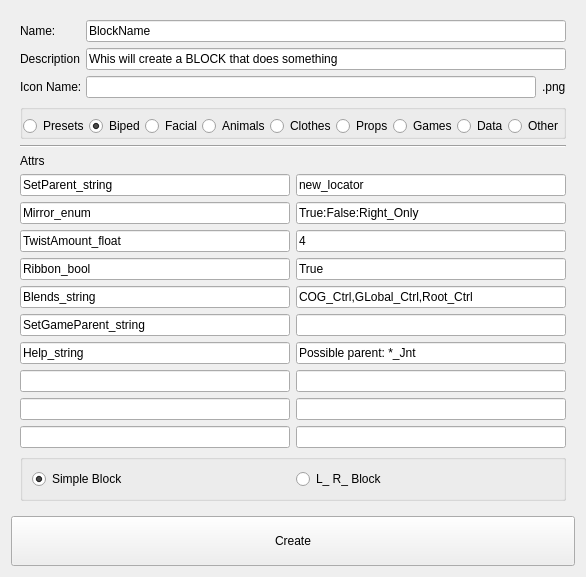
The window that UI/BlockBuilder/blockBuilder.ui (RenderDeMartes/Mutant_Tools) describes before a commit, drawn with Qt 5.
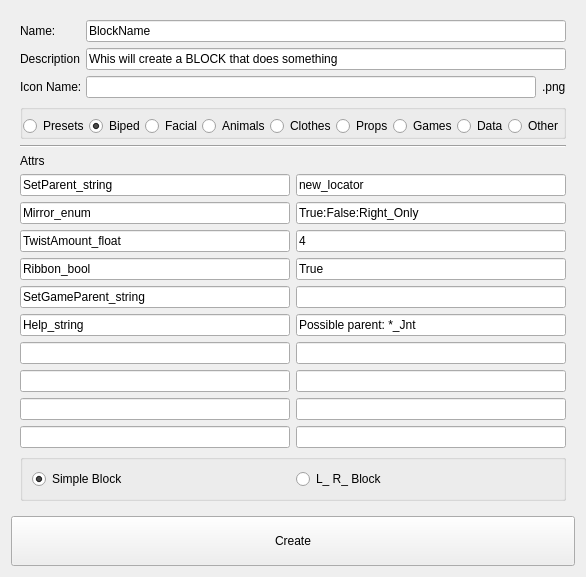
The same window after the commit.

Commit message: missing blocks

Diff of the .ui file:
```diff
--- a/UI/BlockBuilder/blockBuilder.ui
+++ b/UI/BlockBuilder/blockBuilder.ui
@@ -313,14 +313,14 @@
         <item>
          <widget class="QLineEdit" name="attr_name_5">
           <property name="text">
-           <string>Blends_string</string>
+           <string>SetGameParent_string</string>
           </property>
          </widget>
         </item>
         <item>
          <widget class="QLineEdit" name="attr_settings_5">
           <property name="text">
-           <string>COG_Ctrl,GLobal_Ctrl,Root_Ctrl</string>
+           <string/>
           </property>
          </widget>
         </item>
@@ -331,12 +331,16 @@
         <item>
          <widget class="QLineEdit" name="attr_name_6">
           <property name="text">
-           <string>SetGameParent_string</string>
+           <string>Help_string</string>
           </property>
          </widget>
         </item>
         <item>
-         <widget class="QLineEdit" name="attr_settings_6"/>
+         <widget class="QLineEdit" name="attr_settings_6">
+          <property name="text">
+           <string>Possible parent: *_Jnt </string>
+          </property>
+         </widget>
         </item>
        </layout>
       </item>
@@ -345,14 +349,14 @@
         <item>
          <widget class="QLineEdit" name="attr_name_7">
           <property name="text">
-           <string>Help_string</string>
+           <string/>
           </property>
          </widget>
         </item>
         <item>
          <widget class="QLineEdit" name="attr_settings_7">
           <property name="text">
-           <string>Possible parent: *_Jnt </string>
+           <string/>
           </property>
          </widget>
         </item>
```
The commit also changes 26 other files.
